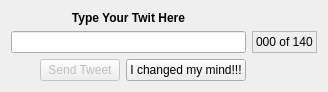
KarenMarkosyan/qttwitter, file branches/abhijit/Ui/sendTwit.ui: the form before one commit.
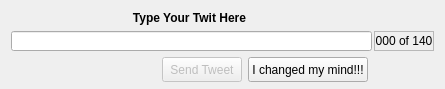
The form after the commit. Icons and pictures are not drawn. Custom widgets are drawn as their Qt base class.

Commit message: Deleted junk code lines.. Added double click on tray icon to restore the main window. Added the LineEdit class from shanky's branch.. Deleted Unused images from the repo and the image.qrc modified login and sendTwit for better display

What changed in the file:
```diff
--- a/branches/abhijit/Ui/sendTwit.ui
+++ b/branches/abhijit/Ui/sendTwit.ui
@@ -6,20 +6,26 @@
    <rect>
     <x>0</x>
     <y>0</y>
-    <width>328</width>
+    <width>445</width>
     <height>89</height>
    </rect>
   </property>
   <property name="sizePolicy">
-   <sizepolicy hsizetype="Fixed" vsizetype="Fixed">
+   <sizepolicy hsizetype="Minimum" vsizetype="Minimum">
     <horstretch>0</horstretch>
     <verstretch>0</verstretch>
    </sizepolicy>
   </property>
+  <property name="minimumSize">
+   <size>
+    <width>445</width>
+    <height>89</height>
+   </size>
+  </property>
   <property name="maximumSize">
    <size>
-    <width>380</width>
-    <height>145</height>
+    <width>511</width>
+    <height>101</height>
    </size>
   </property>
   <property name="windowTitle">
@@ -30,8 +36,33 @@
     <normaloff>:/twitter/im-status-message-edit.svg</normaloff>:/twitter/im-status-message-edit.svg</iconset>
   </property>
   <layout class="QGridLayout" name="gridLayout">
+   <item row="0" column="0" colspan="3">
+    <widget class="QLabel" name="label">
+     <property name="text">
+      <string>&lt;B&gt;Type Your Twit Here&lt;/B&gt;</string>
+     </property>
+     <property name="textFormat">
+      <enum>Qt::RichText</enum>
+     </property>
+     <property name="scaledContents">
+      <bool>true</bool>
+     </property>
+     <property name="alignment">
+      <set>Qt::AlignCenter</set>
+     </property>
+     <property name="buddy">
+      <cstring>twitLineEdit</cstring>
+     </property>
+    </widget>
+   </item>
    <item row="1" column="0" colspan="3">
-    <widget class="QLineEdit" name="twitLineEdit">
+    <widget class="LineEdit" name="twitLineEdit">
+     <property name="minimumSize">
+      <size>
+       <width>361</width>
+       <height>20</height>
+      </size>
+     </property>
      <property name="maxLength">
       <number>140</number>
      </property>
@@ -48,15 +79,24 @@
      <property name="enabled">
       <bool>true</bool>
      </property>
+     <property name="minimumSize">
+      <size>
+       <width>60</width>
+       <height>20</height>
+      </size>
+     </property>
+     <property name="maximumSize">
+      <size>
+       <width>121</width>
+       <height>20</height>
+      </size>
+     </property>
      <property name="toolTip">
       <string>No. of characters entered</string>
      </property>
      <property name="layoutDirection">
       <enum>Qt::LeftToRight</enum>
      </property>
-     <property name="autoFillBackground">
-      <bool>true</bool>
-     </property>
      <property name="frameShape">
       <enum>QFrame::StyledPanel</enum>
      </property>
@@ -69,6 +109,12 @@
      <property name="textFormat">
       <enum>Qt::PlainText</enum>
      </property>
+     <property name="scaledContents">
+      <bool>true</bool>
+     </property>
+     <property name="alignment">
+      <set>Qt::AlignCenter</set>
+     </property>
     </widget>
    </item>
    <item row="2" column="0">
@@ -89,6 +135,18 @@
      <property name="enabled">
       <bool>false</bool>
      </property>
+     <property name="sizePolicy">
+      <sizepolicy hsizetype="Preferred" vsizetype="Fixed">
+       <horstretch>0</horstretch>
+       <verstretch>0</verstretch>
+      </sizepolicy>
+     </property>
+     <property name="minimumSize">
+      <size>
+       <width>77</width>
+       <height>25</height>
+      </size>
+     </property>
      <property name="text">
       <string>Send Tweet</string>
      </property>
@@ -96,42 +154,32 @@
    </item>
    <item row="2" column="2">
     <widget class="QPushButton" name="pushButton_2">
+     <property name="sizePolicy">
+      <sizepolicy hsizetype="Preferred" vsizetype="Fixed">
+       <horstretch>0</horstretch>
+       <verstretch>0</verstretch>
+      </sizepolicy>
+     </property>
+     <property name="minimumSize">
+      <size>
+       <width>112</width>
+       <height>25</height>
+      </size>
+     </property>
      <property name="text">
       <string>I changed my mind!!!</string>
      </property>
     </widget>
    </item>
-   <item row="2" column="3">
-    <spacer name="horizontalSpacer">
-     <property name="orientation">
-      <enum>Qt::Horizontal</enum>
-     </property>
-     <property name="sizeHint" stdset="0">
-      <size>
-       <width>57</width>
-       <height>22</height>
-      </size>
-     </property>
-    </spacer>
-   </item>
-   <item row="0" column="0" colspan="3">
-    <widget class="QLabel" name="label">
-     <property name="text">
-      <string>&lt;B&gt;Type Your Twit Here&lt;/B&gt;</string>
-     </property>
-     <property name="textFormat">
-      <enum>Qt::RichText</enum>
-     </property>
-     <property name="scaledContents">
-      <bool>true</bool>
-     </property>
-     <property name="alignment">
-      <set>Qt::AlignCenter</set>
-     </property>
-    </widget>
-   </item>
   </layout>
  </widget>
+ <customwidgets>
+  <customwidget>
+   <class>LineEdit</class>
+   <extends>QLineEdit</extends>
+   <header location="global">lineedit.h</header>
+  </customwidget>
+ </customwidgets>
  <resources>
   <include location="../images/images.qrc"/>
  </resources>
```
The commit also changes 13 other files.
